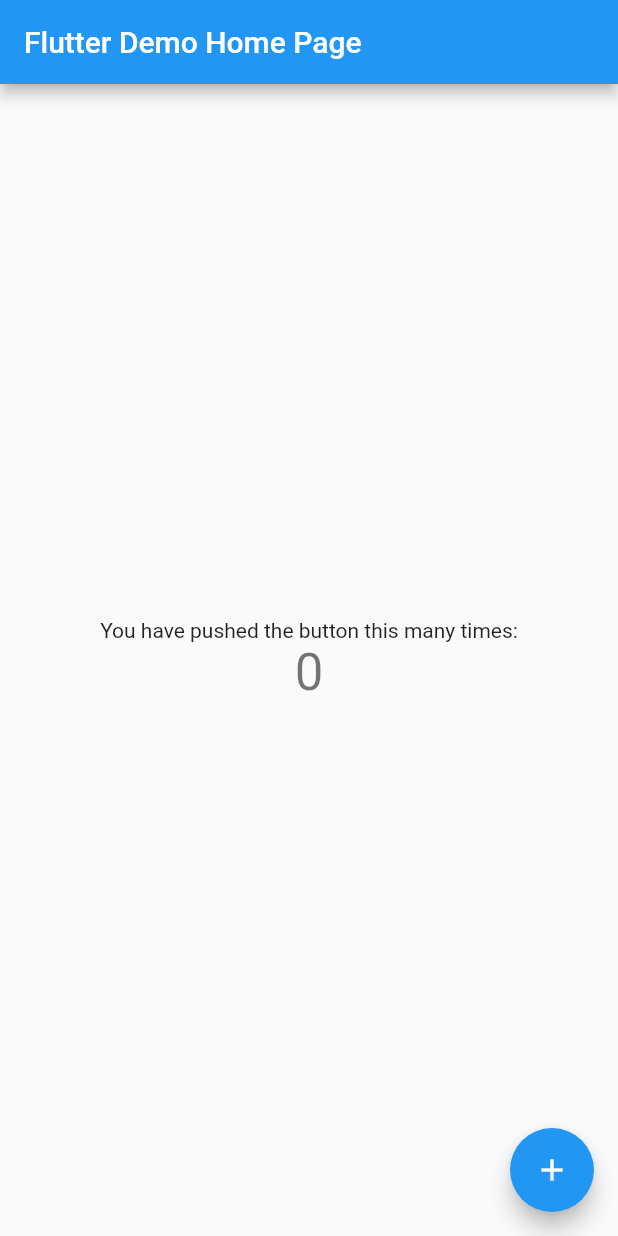
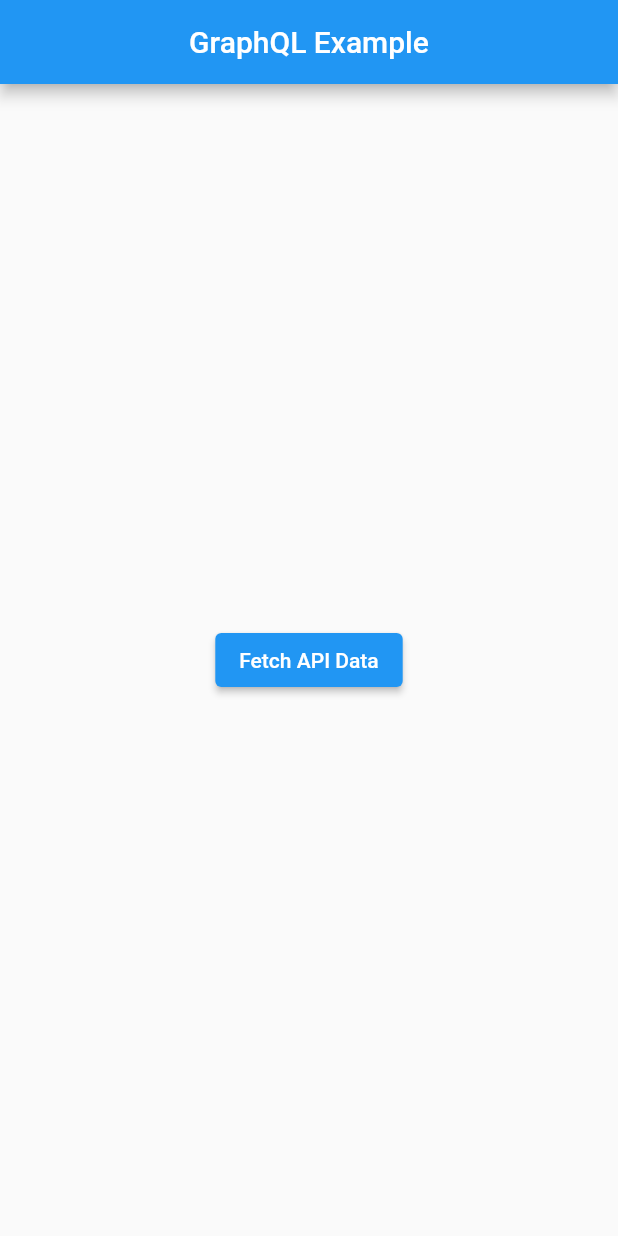
Before and after one commit to JacksonMonteiro/flutter_graphql, a Flutter app: the screen it shows after launch, on a phone screen of 412 x 824 dp. Run offline on Flutter 3.47's test engine with Material 2 defaults, Android fonts, the phone set to English and light mode, and no system bars.

Commit message:
home view

```diff
--- /dev/null
+++ b/lib/app/app_widget.dart
@@ -0,0 +1,17 @@
+import 'package:flutter/material.dart';
+import 'package:graphql/app/views/home_view.dart';
+
+class AppWidget extends StatelessWidget {
+  const AppWidget({super.key});
+
+  @override
+  Widget build(BuildContext context) {
+    return MaterialApp(
+      title: 'Flutter Demo',
+      theme: ThemeData(
+        primarySwatch: Colors.blue,
+      ),
+      home: const HomeView(title: 'GraphQL Example'),
+    );
+  }
+}
--- /dev/null
+++ b/lib/app/views/home_view.dart
@@ -0,0 +1,56 @@
+import 'package:flutter/material.dart';
+import 'package:flutter/src/widgets/container.dart';
+import 'package:flutter/src/widgets/framework.dart';
+
+class HomeView extends StatefulWidget {
+  final String title;
+
+  const HomeView({super.key, required this.title});
+
+  @override
+  State<HomeView> createState() => _HomeViewState();
+}
+
+class _HomeViewState extends State<HomeView> {
+  List<dynamic> characters = [];
+  bool _loading = false;
+
+  @override
+  Widget build(BuildContext context) {
+    return Scaffold(
+      appBar: AppBar(
+        title: Text(widget.title),
+        centerTitle: true,
+      ),
+      body: _loading
+          ? const CircularProgressIndicator()
+          : characters.isEmpty
+              ? Center(
+                  child: ElevatedButton(
+                    child: const Text("Fetch API Data"),
+                    onPressed: () {
+                      // fetchData();
+                    },
+                  ),
+                )
+              : Padding(
+                  padding: EdgeInsets.all(8),
+                  child: ListView.builder(
+                    itemCount: characters.length,
+                    itemBuilder: (context, index) {
+                      return Card(
+                        child: ListTile(
+                          leading: Image(
+                            image: NetworkImage(characters[index]['image']),
+                          ),
+                          title: Text(
+                            characters[index]['name'],
+                          ),
+                        ),
+                      );
+                    },
+                  ),
+                ),
+    );
+  }
+}
--- a/lib/main.dart
+++ b/lib/main.dart
@@ -1,115 +1,6 @@
 import 'package:flutter/material.dart';
+import 'package:graphql/app/app_widget.dart';
 
 void main() {
-  runApp(const MyApp());
+  runApp(const AppWidget());
 }
-
-class MyApp extends StatelessWidget {
-  const MyApp({super.key});
-
-  // This widget is the root of your application.
-  @override
-  Widget build(BuildContext context) {
-    return MaterialApp(
-      title: 'Flutter Demo',
-      theme: ThemeData(
-        // This is the theme of your application.
-        //
-        // Try running your application with "flutter run". You'll see the
-        // application has a blue toolbar. Then, without quitting the app, try
-        // changing the primarySwatch below to Colors.green and then invoke
-        // "hot reload" (press "r" in the console where you ran "flutter run",
-        // or simply save your changes to "hot reload" in a Flutter IDE).
-        // Notice that the counter didn't reset back to zero; the application
-        // is not restarted.
-        primarySwatch: Colors.blue,
-      ),
-      home: const MyHomePage(title: 'Flutter Demo Home Page'),
-    );
-  }
-}
-
-class MyHomePage extends StatefulWidget {
-  const MyHomePage({super.key, required this.title});
-
-  // This widget is the home page of your application. It is stateful, meaning
-  // that it has a State object (defined below) that contains fields that affect
-  // how it looks.
-
-  // This class is the configuration for the state. It holds the values (in this
-  // case the title) provided by the parent (in this case the App widget) and
-  // used by the build method of the State. Fields in a Widget subclass are
-  // always marked "final".
-
-  final String title;
-
-  @override
-  State<MyHomePage> createState() => _MyHomePageState();
-}
-
-class _MyHomePageState extends State<MyHomePage> {
-  int _counter = 0;
-
-  void _incrementCounter() {
-    setState(() {
-      // This call to setState tells the Flutter framework that something has
-      // changed in this State, which causes it to rerun the build method below
-      // so that the display can reflect the updated values. If we changed
-      // _counter without calling setState(), then the build method would not be
-      // called again, and so nothing would appear to happen.
-      _counter++;
-    });
-  }
-
-  @override
-  Widget build(BuildContext context) {
-    // This method is rerun every time setState is called, for instance as done
-    // by the _incrementCounter method above.
-    //
-    // The Flutter framework has been optimized to make rerunning build methods
-    // fast, so that you can just rebuild anything that needs updating rather
-    // than having to individually change instances of widgets.
-    return Scaffold(
-      appBar: AppBar(
-        // Here we take the value from the MyHomePage object that was created by
-        // the App.build method, and use it to set our appbar title.
-        title: Text(widget.title),
-      ),
-      body: Center(
-        // Center is a layout widget. It takes a single child and positions it
-        // in the middle of the parent.
-        child: Column(
-          // Column is also a layout widget. It takes a list of children and
-          // arranges them vertically. By default, it sizes itself to fit its
-          // children horizontally, and tries to be as tall as its parent.
-          //
-          // Invoke "debug painting" (press "p" in the console, choose the
-          // "Toggle Debug Paint" action from the Flutter Inspector in Android
-          // Studio, or the "Toggle Debug Paint" command in Visual Studio Code)
-          // to see the wireframe for each widget.
-          //
-          // Column has various properties to control how it sizes itself and
-          // how it positions its children. Here we use mainAxisAlignment to
-          // center the children vertically; the main axis here is the vertical
-          // axis because Columns are vertical (the cross axis would be
-          // horizontal).
-          mainAxisAlignment: MainAxisAlignment.center,
-          children: <Widget>[
-            const Text(
-              'You have pushed the button this many times:',
-            ),
-            Text(
-              '$_counter',
-              style: Theme.of(context).textTheme.headline4,
-            ),
-          ],
-        ),
-      ),
-      floatingActionButton: FloatingActionButton(
-        onPressed: _incrementCounter,
-        tooltip: 'Increment',
-        child: const Icon(Icons.add),
-      ), // This trailing comma makes auto-formatting nicer for build methods.
-    );
-  }
-}
```
Also changed, not shown: 1 other file.
